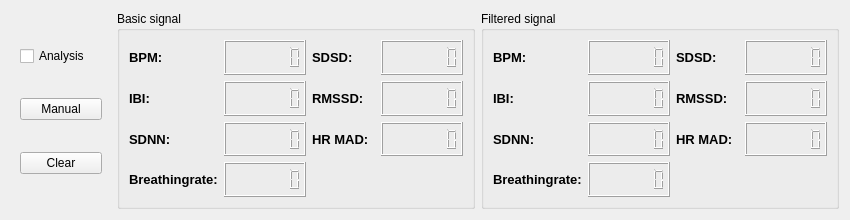
First picture: the form in source/serialplot/src/heartanalysispanel.ui, repository KacperJanowski98/SerialPlot-Biomedical-Signals, before the edit.
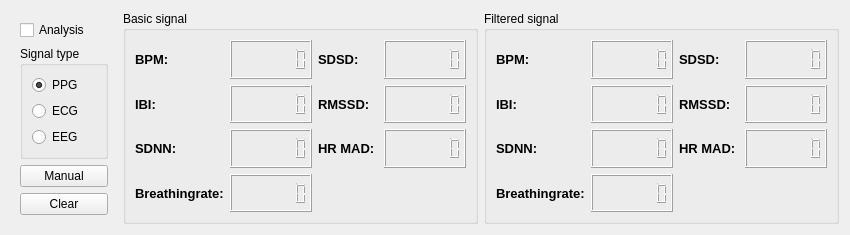
Second picture: the form after the edit.

Commit message: Added signal selection in heart rate analysis

```diff
--- a/source/serialplot/src/heartanalysispanel.ui
+++ b/source/serialplot/src/heartanalysispanel.ui
@@ -36,6 +36,39 @@
         </property>
        </widget>
       </item>
+      <item>
+       <widget class="QGroupBox" name="gbSignalType">
+        <property name="title">
+         <string>Signal type</string>
+        </property>
+        <layout class="QVBoxLayout" name="verticalLayout_2">
+         <item>
+          <widget class="QRadioButton" name="rbPPG">
+           <property name="text">
+            <string>PPG</string>
+           </property>
+           <property name="checked">
+            <bool>true</bool>
+           </property>
+          </widget>
+         </item>
+         <item>
+          <widget class="QRadioButton" name="rbECG">
+           <property name="text">
+            <string>ECG</string>
+           </property>
+          </widget>
+         </item>
+         <item>
+          <widget class="QRadioButton" name="rbEEG">
+           <property name="text">
+            <string>EEG</string>
+           </property>
+          </widget>
+         </item>
+        </layout>
+       </widget>
+      </item>
       <item>
        <widget class="QPushButton" name="pbManual">
         <property name="text">
```
The commit also changes 4 other files.
